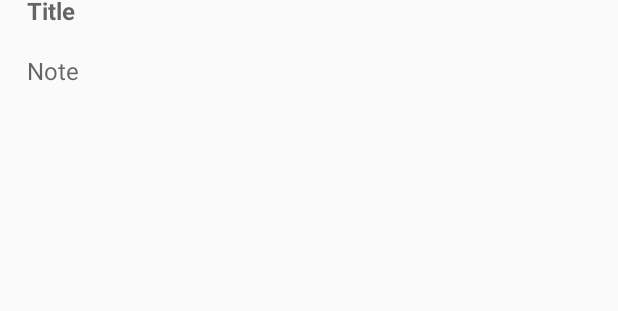
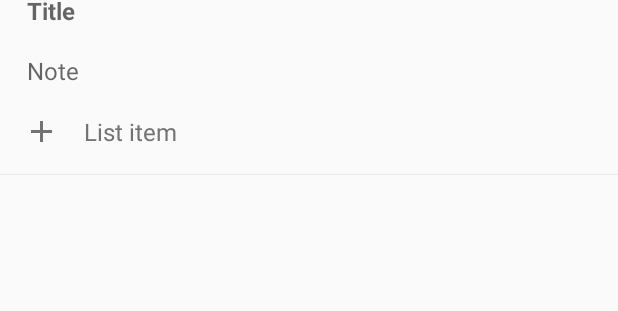
Before and after one commit to ZackYau/ZNote, an Android app: the layout activity_edit_notes.xml on its own in the app's theme, with its tools: preview values and no code run, on a phone screen of 412 x 824 dp. Shown: the part 117-428 px from the top of the screen. Run offline under Robolectric (Android 15) with nearby library versions, the phone set to English and light mode, and no system bars.

Commit message:
编辑记事页面增加列表显示
增加内容为列表的显示，可拖动recyclerview（40%）

```diff
--- a/app/src/main/res/layout/activity_edit_notes.xml
+++ b/app/src/main/res/layout/activity_edit_notes.xml
@@ -66,16 +66,26 @@
                 android:layout_marginLeft="@dimen/content_margin"
                 android:layout_marginRight="@dimen/content_margin"
                 android:layout_marginStart="@dimen/content_margin"
-                android:layout_marginBottom="50dp"
+                android:layout_marginBottom="@dimen/content_margin"
                 android:background="#00000000"
                 android:hint="@string/notes_text"
                 android:textSize="16sp"/>
+
+            <include
+                android:id="@+id/checkboxes_notes"
+                layout="@layout/checkboxes_notes"
+                android:layout_width="match_parent"
+                android:layout_height="match_parent" />
 
             <com.example.zack.znote.widget.LabelsLayout
                 android:id="@+id/notes_label"
                 android:layout_width="match_parent"
                 android:layout_height="wrap_content"
-                android:layout_margin="@dimen/content_margin"
+                android:layout_marginEnd="@dimen/content_margin"
+                android:layout_marginLeft="@dimen/content_margin"
+                android:layout_marginRight="@dimen/content_margin"
+                android:layout_marginStart="@dimen/content_margin"
+                android:layout_marginBottom="60dp"
                 app:labelHorizontalSpace="8dp"
                 app:labelVerticalSpace="8dp" >
 
--- /dev/null
+++ b/app/src/main/res/layout/checkboxes_notes.xml
@@ -0,0 +1,53 @@
+<?xml version="1.0" encoding="utf-8"?>
+<LinearLayout xmlns:android="http://schemas.android.com/apk/res/android"
+    xmlns:tools="http://schemas.android.com/tools"
+    android:layout_width="match_parent"
+    android:layout_height="match_parent"
+    android:orientation="vertical" >
+
+    <android.support.v7.widget.RecyclerView
+    android:id="@+id/recycler_view_list_noTick"
+    android:layout_width="match_parent"
+    android:layout_height="wrap_content" />
+
+    <LinearLayout
+        android:id="@+id/ll_add_list_item"
+        android:layout_width="wrap_content"
+        android:layout_height="wrap_content"
+        android:gravity="center_vertical"
+        android:orientation="horizontal" >
+
+        <ImageView
+            android:id="@+id/imageView"
+            android:layout_width="wrap_content"
+            android:layout_height="wrap_content"
+            android:layout_marginEnd="@dimen/bottomsheet_horizontal_margin"
+            android:layout_marginLeft="@dimen/bottomsheet_horizontal_margin"
+            android:layout_marginRight="@dimen/bottomsheet_horizontal_margin"
+            android:layout_marginStart="@dimen/bottomsheet_horizontal_margin"
+            android:src="@drawable/ic_add_black_24dp"
+            android:tint="@color/iconColor"/>
+
+        <TextView
+            android:layout_width="wrap_content"
+            android:layout_height="wrap_content"
+            android:gravity="center_vertical"
+            android:textColor="@color/iconColor"
+            android:textSize="16sp"
+            android:text="@string/list_item"/>
+
+    </LinearLayout>
+
+    <View
+        android:id="@+id/fakeShadow"
+        android:layout_width="match_parent"
+        android:layout_height="0.5dp"
+        android:layout_marginTop="@dimen/nav_header_vertical_spacing"
+        android:background="@drawable/shadow" />
+
+    <android.support.v7.widget.RecyclerView
+        android:id="@+id/recycler_view_list_tick"
+        android:layout_width="match_parent"
+        android:layout_height="wrap_content" />
+
+</LinearLayout>
--- a/app/src/main/res/layout/item_label.xml
+++ b/app/src/main/res/layout/item_label.xml
@@ -28,8 +28,8 @@
         android:layout_width="wrap_content"
         android:layout_height="wrap_content"
         android:layout_gravity="center_vertical"
-        android:layout_marginEnd="16dp"
-        android:layout_marginRight="16dp"
+        android:layout_marginEnd="@dimen/activity_horizontal_margin"
+        android:layout_marginRight="@dimen/activity_horizontal_margin"
         android:background="?attr/selectableItemBackgroundBorderless"
         android:focusable="false"/>
 
--- a/app/src/main/res/values/strings.xml
+++ b/app/src/main/res/values/strings.xml
@@ -20,6 +20,7 @@
     <string name="add_label">Add label</string>
     <string name="create_label">Create</string>
     <string name="create_label_toast">Enter a shorter label name</string>
+    <string name="list_item">List item</string>
 
     <!--color name-->
     <string name="color_name_1">White</string>
```
Also changed, not shown: app/src/main/java/com/example/zack/znote/activity/EditNotesActivity.java (+105 -2 lines), app/src/main/java/com/example/zack/znote/adapter/CheckboxesAdapter.java (added, +195 -0 lines), app/src/main/java/com/example/zack/znote/helper/DefaultItemTouchHelperCallback.java (added, +83 -0 lines), app/src/main/java/com/example/zack/znote/helper/ItemTouchHelperAdapter.java (added, +21 -0 lines), app/src/main/java/com/example/zack/znote/helper/ItemTouchHelperViewHolder.java (added, +16 -0 lines), app/src/main/java/com/example/zack/znote/helper/OnStartDragListener.java (added, +14 -0 lines), app/src/main/res/layout/item_checkboxes_list.xml (added, +41 -0 lines), app/src/main/res/drawable-hdpi-v4/ic_highlight_off_white_24dp.png (added), app/src/main/res/drawable-mdpi-v4/ic_highlight_off_white_24dp.png (added), app/src/main/res/drawable-xhdpi-v4/ic_highlight_off_white_24dp.png (added), app/src/main/res/drawable-xxhdpi-v4/ic_highlight_off_white_24dp.png (added), app/src/main/res/drawable-xxxhdpi-v4/ic_highlight_off_white_24dp.png (added).
